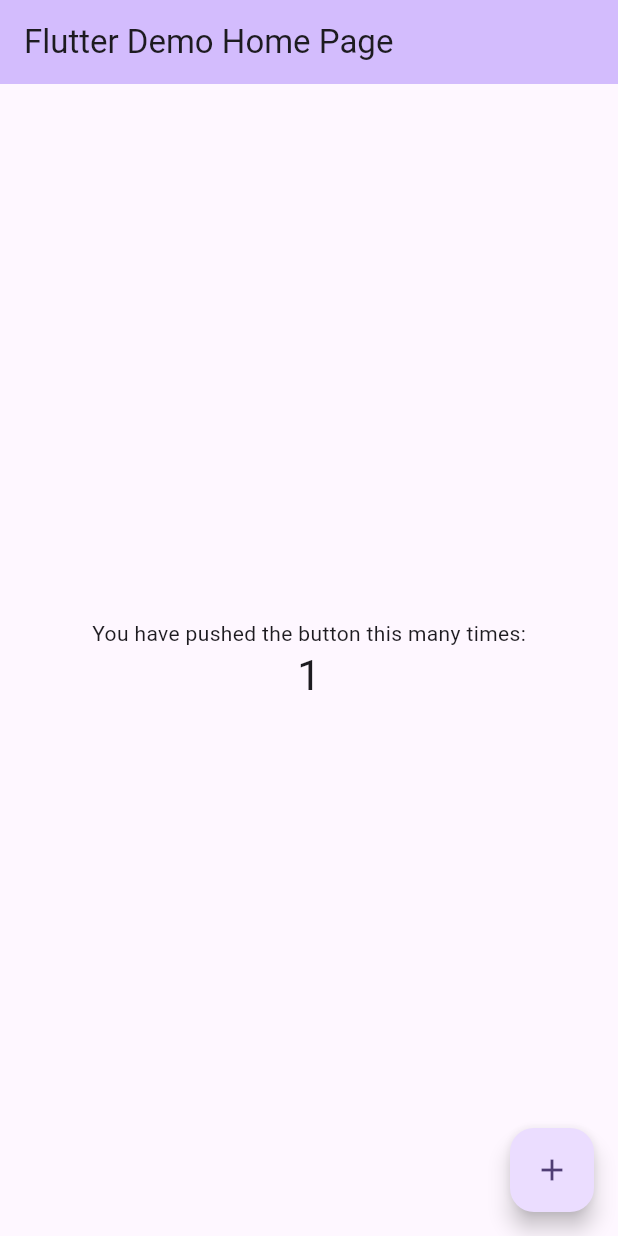
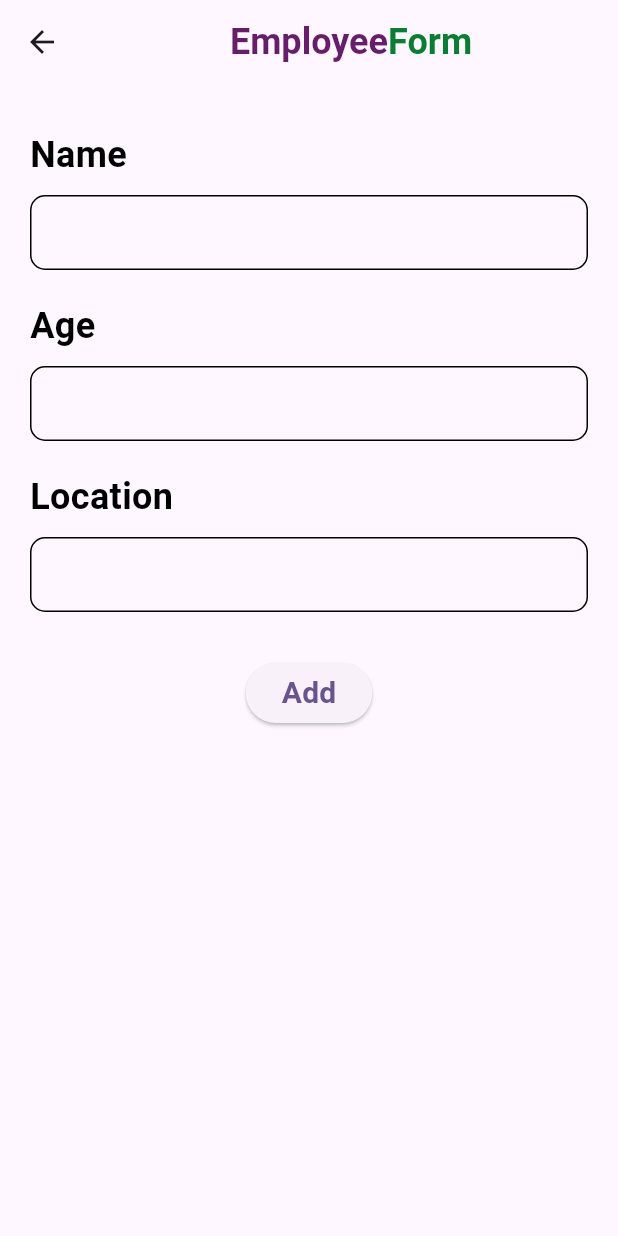
Before and after one commit to ShanikaMeedum/Flutter-Firebase-CRUD, a Flutter app: the screen it shows after launch, after a tap on the "add" icon, on a phone screen of 412 x 824 dp. Run offline on Flutter 3.47's test engine with Material 3 defaults, Android fonts, the phone set to English and light mode, and no system bars.

Commit message:
Home and Employee pages

```diff
--- a/analysis_options.yaml
+++ b/analysis_options.yaml
@@ -21,6 +21,9 @@ linter:
   # `// ignore_for_file: name_of_lint` syntax on the line or in the file
   # producing the lint.
   rules:
+    prefer_const_constructors: false
+    Prefer_const_listerals_to_create_immutables: false
+
     # avoid_print: false  # Uncomment to disable the `avoid_print` rule
     # prefer_single_quotes: true  # Uncomment to enable the `prefer_single_quotes` rule
 
--- /dev/null
+++ b/lib/Pages/employee.dart
@@ -0,0 +1,119 @@
+import 'package:flutter/material.dart';
+
+class Employee extends StatefulWidget {
+  const Employee({super.key});
+
+  @override
+  State<Employee> createState() => _EmployeeState();
+}
+
+class _EmployeeState extends State<Employee> {
+  @override
+  Widget build(BuildContext context) {
+    return Scaffold(
+      appBar: AppBar(
+        title: Row(
+          mainAxisAlignment: MainAxisAlignment.center,
+          children: [
+            Text(
+              "Employee",
+              style: TextStyle(
+                  color: const Color.fromARGB(255, 102, 30, 106),
+                  fontSize: 24.0,
+                  fontWeight: FontWeight.bold),
+            ),
+            Text(
+              "Form",
+              style: TextStyle(
+                  color: const Color.fromARGB(255, 10, 124, 52),
+                  fontSize: 24.0,
+                  fontWeight: FontWeight.bold),
+            )
+          ],
+        ),
+      ),
+      body: Container(
+        margin: EdgeInsets.only(left: 20.0, top: 30.0, right: 20.0),
+        child: Column(
+          crossAxisAlignment: CrossAxisAlignment.start,
+          children: [
+            Text(
+              "Name",
+              style: TextStyle(
+                  color: Colors.black,
+                  fontSize: 24,
+                  fontWeight: FontWeight.bold),
+            ),
+            SizedBox(
+              height: 10.0,
+            ),
+            Container(
+              padding: EdgeInsets.only(left: 10.0),
+              decoration: BoxDecoration(
+                  border: Border.all(),
+                  borderRadius: BorderRadius.circular(10)),
+              child: TextField(
+                decoration: InputDecoration(border: InputBorder.none),
+              ),
+            ),
+            SizedBox(
+              height: 20.0,
+            ),
+            Text(
+              "Age",
+              style: TextStyle(
+                  color: Colors.black,
+                  fontSize: 24,
+                  fontWeight: FontWeight.bold),
+            ),
+            SizedBox(
+              height: 10.0,
+            ),
+            Container(
+              padding: EdgeInsets.only(left: 10.0),
+              decoration: BoxDecoration(
+                  border: Border.all(),
+                  borderRadius: BorderRadius.circular(10)),
+              child: TextField(
+                decoration: InputDecoration(border: InputBorder.none),
+              ),
+            ),
+            SizedBox(
+              height: 20.0,
+            ),
+            Text(
+              "Location",
+              style: TextStyle(
+                  color: Colors.black,
+                  fontSize: 24,
+                  fontWeight: FontWeight.bold),
+            ),
+            SizedBox(
+              height: 10.0,
+            ),
+            Container(
+              padding: EdgeInsets.only(left: 10.0),
+              decoration: BoxDecoration(
+                  border: Border.all(),
+                  borderRadius: BorderRadius.circular(10)),
+              child: TextField(
+                decoration: InputDecoration(border: InputBorder.none),
+              ),
+            ),
+            SizedBox(
+              height: 30.0,
+            ),
+            Center(
+                child: ElevatedButton(
+                    onPressed: () {},
+                    child: Text(
+                      "Add",
+                      style: TextStyle(
+                          fontSize: 20.0, fontWeight: FontWeight.bold),
+                    )))
+          ],
+        ),
+      ),
+    );
+  }
+}
--- /dev/null
+++ b/lib/Pages/home.dart
@@ -0,0 +1,54 @@
+import 'package:flutter/material.dart';
+import 'package:my_app/Pages/employee.dart';
+
+class Home extends StatefulWidget {
+  const Home({super.key});
+
+  @override
+  State<Home> createState() => _HomeState();
+}
+
+class _HomeState extends State<Home> {
+  @override
+  Widget build(BuildContext context) {
+    return Scaffold(
+      floatingActionButton: FloatingActionButton(
+        onPressed: () {
+          Navigator.push(
+            context,
+            MaterialPageRoute(
+              builder: (context) => Employee(),
+            ),
+          );
+        },
+        child: Icon(Icons.add),
+      ),
+      appBar: AppBar(
+        title: Row(
+          mainAxisAlignment: MainAxisAlignment.center,
+          children: [
+            Text(
+              "Flutter",
+              style: TextStyle(
+                  color: const Color.fromARGB(255, 102, 30, 106),
+                  fontSize: 24.0,
+                  fontWeight: FontWeight.bold),
+            ),
+            Text(
+              "Firebase",
+              style: TextStyle(
+                  color: const Color.fromARGB(255, 10, 124, 52),
+                  fontSize: 24.0,
+                  fontWeight: FontWeight.bold),
+            )
+          ],
+        ),
+      ),
+      body: Container(
+        child: Column(
+          children: [],
+        ),
+      ),
+    );
+  }
+}
--- a/lib/main.dart
+++ b/lib/main.dart
@@ -1,4 +1,5 @@
 import 'package:flutter/material.dart';
+import 'package:my_app/Pages/home.dart';
 
 void main() {
   runApp(const MyApp());
@@ -12,6 +13,7 @@ class MyApp extends StatelessWidget {
   Widget build(BuildContext context) {
     return MaterialApp(
         title: 'Flutter Demo',
+        debugShowCheckedModeBanner: false,
         theme: ThemeData(
           // This is the theme of your application.
           //
@@ -31,8 +33,7 @@ class MyApp extends StatelessWidget {
           colorScheme: ColorScheme.fromSeed(seedColor: Colors.deepPurple),
           useMaterial3: true,
         ),
-      home: const MyHomePage(title: 'Flutter Demo Home Page'),
-    );
+        home: Home());
   }
 }
 
```
Lines whose indentation alone changed are shown as unchanged.
